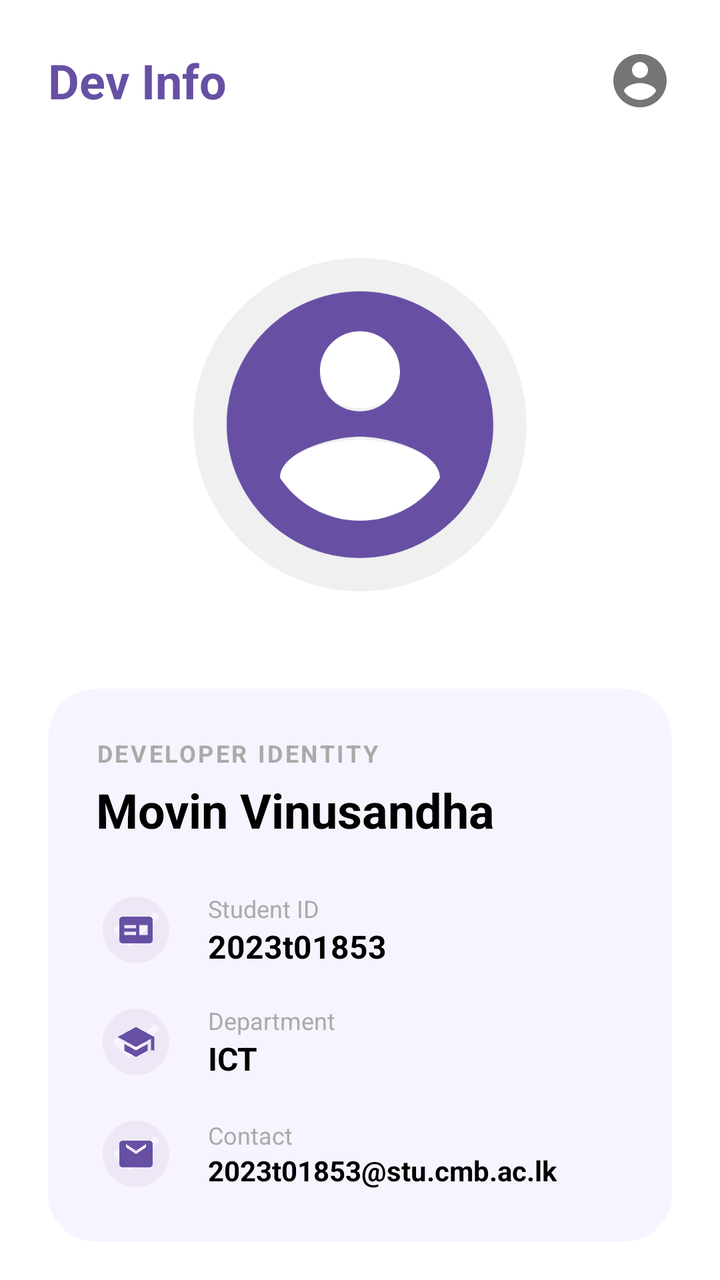
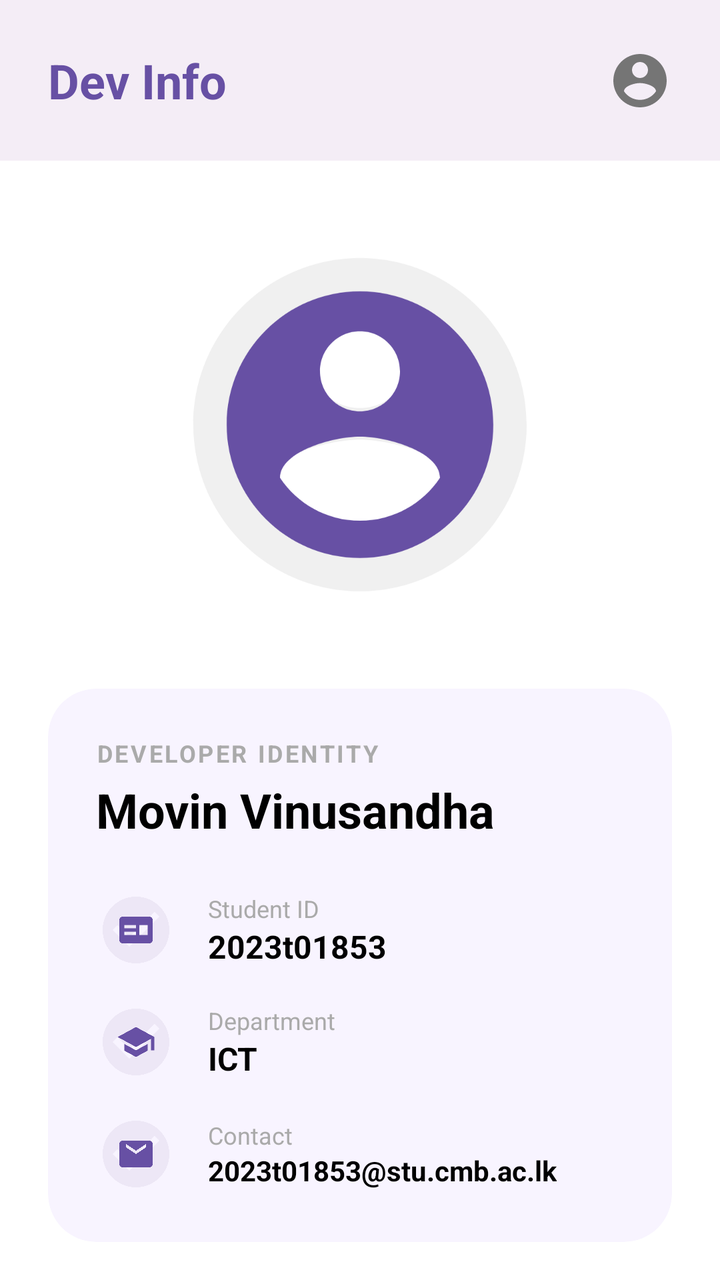

Two renders of the same Android screen: before a commit and after it. Below are the layout's source before the change and the commit's diff.
<!-- AndroidManifest.xml: application theme Theme.CheckIt -->
<!-- res/layout/activity_dev_info.xml -->
<?xml version="1.0" encoding="utf-8"?>
<androidx.constraintlayout.widget.ConstraintLayout xmlns:android="http://schemas.android.com/apk/res/android"
    xmlns:app="http://schemas.android.com/apk/res-auto"
    xmlns:tools="http://schemas.android.com/tools"
    android:layout_width="match_parent"
    android:layout_height="match_parent"
    android:background="@color/white"
    tools:context=".DevInfoActivity">

    
    <androidx.constraintlayout.widget.ConstraintLayout
        android:id="@+id/header"
        android:layout_width="match_parent"
        android:layout_height="wrap_content"
        android:padding="24dp"
        app:layout_constraintTop_toTopOf="parent">

        <TextView
            android:id="@+id/tv_title"
            android:layout_width="wrap_content"
            android:layout_height="wrap_content"
            android:text="@string/dev_info_title"
            android:textColor="@color/branding_purple"
            android:textSize="24sp"
            android:textStyle="bold"
            app:layout_constraintBottom_toBottomOf="parent"
            app:layout_constraintStart_toStartOf="parent"
            app:layout_constraintTop_toTopOf="parent" />

        <ImageView
            android:id="@+id/iv_back_profile"
            android:layout_width="32dp"
            android:layout_height="32dp"
            android:clickable="true"
            android:focusable="true"
            android:src="@drawable/ic_account_circle"
            app:layout_constraintBottom_toBottomOf="parent"
            app:layout_constraintEnd_toEndOf="parent"
            app:layout_constraintTop_toTopOf="parent" />
    </androidx.constraintlayout.widget.ConstraintLayout>

    
    <FrameLayout
        android:id="@+id/profile_container"
        android:layout_width="200dp"
        android:layout_height="200dp"
        android:layout_marginTop="32dp"
        android:background="@drawable/ic_account_circle"
        android:backgroundTint="#F0F0F0"
        android:padding="20dp"
        app:layout_constraintEnd_toEndOf="parent"
        app:layout_constraintStart_toStartOf="parent"
        app:layout_constraintTop_toBottomOf="@id/header">

        <ImageView
            android:layout_width="match_parent"
            android:layout_height="match_parent"
            android:src="@drawable/ic_account_circle"
            app:tint="@color/branding_purple" />
    </FrameLayout>

    
    <com.google.android.material.card.MaterialCardView
        android:id="@+id/identity_card"
        android:layout_width="match_parent"
        android:layout_height="wrap_content"
        android:layout_marginHorizontal="24dp"
        android:layout_marginTop="32dp"
        app:cardBackgroundColor="@color/task_card_background"
        app:cardCornerRadius="24dp"
        app:cardElevation="0dp"
        app:layout_constraintTop_toBottomOf="@id/profile_container"
        app:strokeWidth="0dp">

        <LinearLayout
            android:layout_width="match_parent"
            android:layout_height="wrap_content"
            android:orientation="vertical"
            android:padding="24dp">

            <TextView
                android:layout_width="wrap_content"
                android:layout_height="wrap_content"
                android:text="@string/dev_identity_header"
                android:textColor="@android:color/darker_gray"
                android:textSize="12sp"
                android:letterSpacing="0.1"
                android:textStyle="bold" />

            <TextView
                android:layout_width="wrap_content"
                android:layout_height="wrap_content"
                android:layout_marginTop="4dp"
                android:text="@string/dev_name"
                android:textColor="@color/black"
                android:textSize="24sp"
                android:textStyle="bold" />

            
            <LinearLayout
                android:layout_width="match_parent"
                android:layout_height="wrap_content"
                android:layout_marginTop="24dp"
                android:gravity="center_vertical"
                android:orientation="horizontal">

                <FrameLayout
                    android:layout_width="40dp"
                    android:layout_height="40dp"
                    android:background="@drawable/ic_check_circle"
                    android:backgroundTint="@color/edit_icon_background">
                    <ImageView
                        android:layout_width="20dp"
                        android:layout_height="20dp"
                        android:layout_gravity="center"
                        android:src="@drawable/ic_badge"
                        app:tint="@color/branding_purple" />
                </FrameLayout>

                <LinearLayout
                    android:layout_width="wrap_content"
                    android:layout_height="wrap_content"
                    android:layout_marginStart="16dp"
                    android:orientation="vertical">
                    <TextView
                        android:layout_width="wrap_content"
                        android:layout_height="wrap_content"
                        android:text="@string/student_id_label"
                        android:textColor="@android:color/darker_gray"
                        android:textSize="12sp" />
                    <TextView
                        android:layout_width="wrap_content"
                        android:layout_height="wrap_content"
                        android:text="@string/student_id_value"
                        android:textColor="@color/black"
                        android:textSize="16sp"
                        android:textStyle="bold" />
                </LinearLayout>
            </LinearLayout>

            
            <LinearLayout
                android:layout_width="match_parent"
                android:layout_height="wrap_content"
                android:layout_marginTop="16dp"
                android:gravity="center_vertical"
                android:orientation="horizontal">

                <FrameLayout
                    android:layout_width="40dp"
                    android:layout_height="40dp"
                    android:background="@drawable/ic_check_circle"
                    android:backgroundTint="@color/edit_icon_background">
                    <ImageView
                        android:layout_width="20dp"
                        android:layout_height="20dp"
                        android:layout_gravity="center"
                        android:src="@drawable/ic_school"
                        app:tint="@color/branding_purple" />
                </FrameLayout>

                <LinearLayout
                    android:layout_width="wrap_content"
                    android:layout_height="wrap_content"
                    android:layout_marginStart="16dp"
                    android:orientation="vertical">
                    <TextView
                        android:layout_width="wrap_content"
                        android:layout_height="wrap_content"
                        android:text="@string/department_label"
                        android:textColor="@android:color/darker_gray"
                        android:textSize="12sp" />
                    <TextView
                        android:layout_width="wrap_content"
                        android:layout_height="wrap_content"
                        android:text="@string/department_value"
                        android:textColor="@color/black"
                        android:textSize="16sp"
                        android:textStyle="bold" />
                </LinearLayout>
            </LinearLayout>

            
            <LinearLayout
                android:layout_width="match_parent"
                android:layout_height="wrap_content"
                android:layout_marginTop="16dp"
                android:gravity="center_vertical"
                android:orientation="horizontal">

                <FrameLayout
                    android:layout_width="40dp"
                    android:layout_height="40dp"
                    android:background="@drawable/ic_check_circle"
                    android:backgroundTint="@color/edit_icon_background">
                    <ImageView
                        android:layout_width="20dp"
                        android:layout_height="20dp"
                        android:layout_gravity="center"
                        android:src="@drawable/ic_email"
                        app:tint="@color/branding_purple" />
                </FrameLayout>

                <LinearLayout
                    android:layout_width="wrap_content"
                    android:layout_height="wrap_content"
                    android:layout_marginStart="16dp"
                    android:orientation="vertical">
                    <TextView
                        android:layout_width="wrap_content"
                        android:layout_height="wrap_content"
                        android:text="@string/contact_label"
                        android:textColor="@android:color/darker_gray"
                        android:textSize="12sp" />
                    <TextView
                        android:layout_width="wrap_content"
                        android:layout_height="wrap_content"
                        android:text="@string/contact_value"
                        android:textColor="@color/black"
                        android:textSize="14sp"
                        android:textStyle="bold" />
                </LinearLayout>
            </LinearLayout>

        </LinearLayout>
    </com.google.android.material.card.MaterialCardView>

    
    <com.google.android.material.card.MaterialCardView
        android:layout_width="match_parent"
        android:layout_height="wrap_content"
        android:layout_marginHorizontal="24dp"
        android:layout_marginTop="24dp"
        app:cardBackgroundColor="@color/task_card_background"
        app:cardCornerRadius="16dp"
        app:cardElevation="0dp"
        app:layout_constraintTop_toBottomOf="@id/identity_card"
        app:strokeWidth="0dp">

        <androidx.constraintlayout.widget.ConstraintLayout
            android:layout_width="match_parent"
            android:layout_height="wrap_content"
            android:padding="20dp">

            <LinearLayout
                android:layout_width="wrap_content"
                android:layout_height="wrap_content"
                android:orientation="vertical"
                app:layout_constraintBottom_toBottomOf="parent"
                app:layout_constraintStart_toStartOf="parent"
                app:layout_constraintTop_toTopOf="parent">
                <TextView
                    android:layout_width="wrap_content"
                    android:layout_height="wrap_content"
                    android:text="@string/system_version_label"
                    android:textColor="@color/black"
                    android:textStyle="bold" />
                <TextView
                    android:layout_width="wrap_content"
                    android:layout_height="wrap_content"
                    android:text="@string/version_text"
                    android:textColor="@android:color/darker_gray"
                    android:textSize="12sp" />
            </LinearLayout>

            <TextView
                android:layout_width="32dp"
                android:layout_height="32dp"
                android:background="@drawable/ic_check_circle"
                android:backgroundTint="@color/branding_purple"
                android:gravity="center"
                android:text="MV"
                android:textColor="@color/white"
                android:textSize="10sp"
                android:textStyle="bold"
                app:layout_constraintBottom_toBottomOf="parent"
                app:layout_constraintEnd_toEndOf="parent"
                app:layout_constraintTop_toTopOf="parent" />

        </androidx.constraintlayout.widget.ConstraintLayout>
    </com.google.android.material.card.MaterialCardView>

</androidx.constraintlayout.widget.ConstraintLayout>
<!-- resources referenced by this layout -->
<resources>
  <color name="black">#FF000000</color>
  <color name="branding_purple">#6750A4</color>
  <color name="edit_icon_background">#EDE7F6</color>
  <color name="task_card_background">#F8F4FF</color>
  <color name="white">#FFFFFFFF</color>
  <!-- drawable ic_account_circle (drawable) -->
  <vector xmlns:android="http://schemas.android.com/apk/res/android"
      android:width="24dp"
      android:height="24dp"
      android:viewportWidth="24"
      android:viewportHeight="24">
    <path
        android:fillColor="#757575"
        android:pathData="M12,2C6.48,2 2,6.48 2,12s4.48,10 10,10 10,-4.48 10,-10S17.52,2 12,2zM12,5c1.66,0 3,1.34 3,3s-1.34,3 -3,3 -3,-1.34 -3,-3 1.34,-3 3,-3zM12,19.2c-2.5,0 -4.71,-1.28 -6,-3.22 0.03,-1.99 4,-3.08 6,-3.08 1.99,0 5.97,1.09 6,3.08 -1.29,1.94 -3.5,3.22 -6,3.22z"/>
  </vector>
  <!-- drawable ic_badge (drawable) -->
  <vector xmlns:android="http://schemas.android.com/apk/res/android"
      android:width="24dp"
      android:height="24dp"
      android:viewportWidth="24"
      android:viewportHeight="24">
    <path
        android:fillColor="#000000"
        android:pathData="M20,4H4C2.89,4 2,4.89 2,6v12c0,1.1 0.89,2 2,2h16c1.1,0 2,-0.9 2,-2V6C22,4.89 21.11,4 20,4zM12,15H5v-2h7V15zM12,11H5V9h7V11zM19,15h-5v-6h5V15z"/>
  </vector>
  <!-- drawable ic_check_circle (drawable) -->
  <vector xmlns:android="http://schemas.android.com/apk/res/android"
      android:width="24dp"
      android:height="24dp"
      android:viewportWidth="24"
      android:viewportHeight="24">
    <path
        android:fillColor="#000000"
        android:pathData="M12,2C6.48,2 2,6.48 2,12s4.48,10 10,10 10,-4.48 10,-10S17.52,2 12,2zM10,17l-5,-5 1.41,-1.41L10,14.17l7.59,-7.59L19,8l-9,9z"/>
  </vector>
  <!-- drawable ic_email (drawable) -->
  <vector xmlns:android="http://schemas.android.com/apk/res/android"
      android:width="24dp"
      android:height="24dp"
      android:viewportWidth="24"
      android:viewportHeight="24"
      android:tint="?attr/colorControlNormal">
    <path
        android:fillColor="@android:color/white"
        android:pathData="M20,4H4C2.9,4 2,4.9 2,6v12c0,1.1 0.9,2 2,2h16c1.1,0 2,-0.9 2,-2V6C22,4.9 21.1,4 20,4zM18,8l-6,4L6,8V6l6,4l6,-4V8z"/>
  </vector>
  <!-- drawable ic_school (drawable) -->
  <vector xmlns:android="http://schemas.android.com/apk/res/android"
      android:width="24dp"
      android:height="24dp"
      android:viewportWidth="24"
      android:viewportHeight="24">
    <path
        android:fillColor="#000000"
        android:pathData="M5,13.18v4L12,21l7,-3.82v-4L12,17l-7,-3.82zM12,3L1,9l11,6 9,-4.91V17h2V9L12,3z"/>
  </vector>
  <string name="contact_label">Contact</string>
  <string name="contact_value">2023t01853@stu.cmb.ac.lk</string>
  <string name="department_label">Department</string>
  <string name="department_value">ICT</string>
  <string name="dev_identity_header">DEVELOPER IDENTITY</string>
  <string name="dev_info_title">Dev Info</string>
  <string name="dev_name">Movin Vinusandha</string>
  <string name="student_id_label">Student ID</string>
  <string name="student_id_value">2023t01853</string>
  <string name="system_version_label">System Version</string>
  <string name="version_text">VERSION 1.0.0 - BETA</string>
  <style name="Theme.CheckIt" parent="Base.Theme.CheckIt" />
  <style name="Base.Theme.CheckIt" parent="Theme.Material3.Light.NoActionBar">
          
          
      </style>
</resources>

<!-- the commit's change to res/layout/activity_dev_info.xml (unified diff, before → after) -->
@@ -5,6 +5,7 @@
     android:layout_width="match_parent"
     android:layout_height="match_parent"
     android:background="@color/white"
+    android:fitsSystemWindows="true"
     tools:context=".DevInfoActivity">
 
     
@@ -12,6 +13,7 @@
         android:id="@+id/header"
         android:layout_width="match_parent"
         android:layout_height="wrap_content"
+        android:background="#F4EDF6"
         android:padding="24dp"
         app:layout_constraintTop_toTopOf="parent">
 
